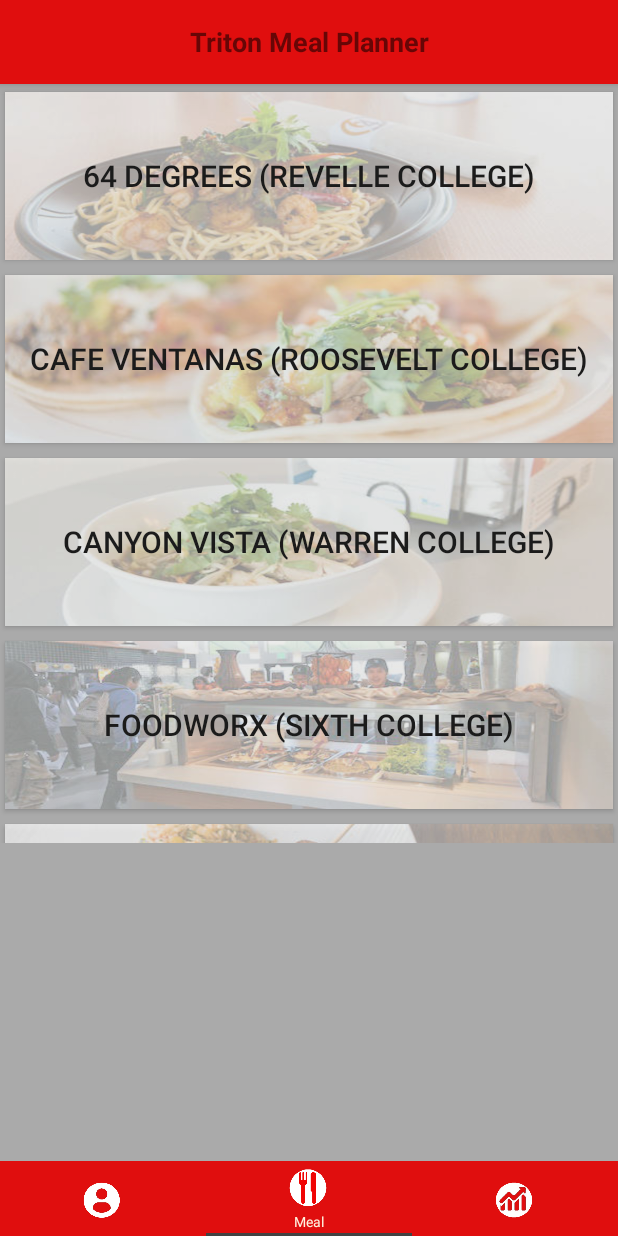
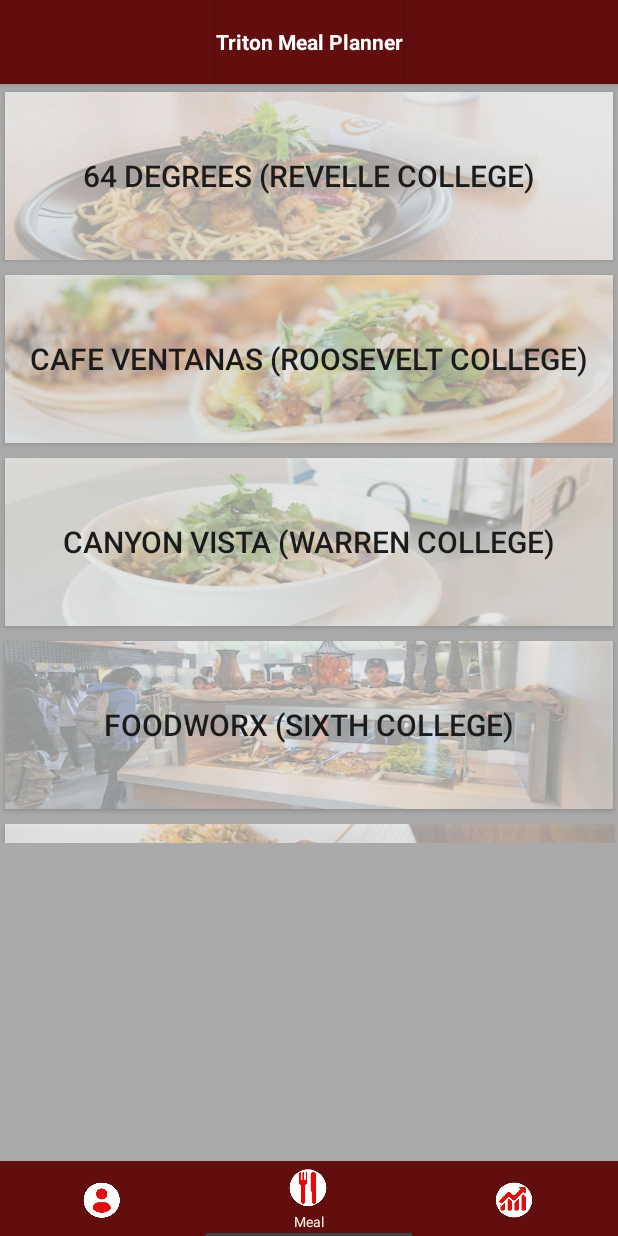
Before and after one commit to YasuChiba/LEET, an Android app: the screen it shows after launch once a user with an empty profile is signed in (MainActivity), on a phone screen of 412 x 824 dp. Run offline under Robolectric (Android 15) with nearby library versions, the phone set to English and light mode, and no system bars; our stand-ins replace Firebase (no records; nobody signed in at launch, a user with empty details on screens opened directly); 19 statements that could not run were skipped.

Commit message:
change color

```diff
--- a/app/src/main/java/com/leet/leet/screen/main/view/MainView.java
+++ b/app/src/main/java/com/leet/leet/screen/main/view/MainView.java
@@ -4,6 +4,7 @@
 import android.support.design.widget.TabLayout;
 import android.support.v4.app.Fragment;
 import android.support.v4.app.FragmentManager;
+import android.support.v4.content.ContextCompat;
 import android.support.v4.view.ViewPager;
 import android.view.LayoutInflater;
 import android.view.View;
@@ -13,6 +14,7 @@
 import android.support.v7.widget.Toolbar;
 
 import com.leet.leet.R;
+import com.leet.leet.common.ContextManager;
 import com.leet.leet.common.Enums;
 import com.leet.leet.screen.main.MainViewViewPagerAdapter;
 
@@ -54,7 +56,7 @@
         viewPager.setAdapter(viewPagerAdapter);
         viewPager.addOnPageChangeListener(this);
         tabLayout.setupWithViewPager(viewPager);
-        tabLayout.setBackgroundColor(Color.parseColor("#e00e0e"));
+        tabLayout.setBackgroundColor(ContextCompat.getColor(ContextManager.getInstance().getApplicationContext(),R.color.LEET_LABEL));
 
         tabLayout.getTabAt(Enums.TabPosition.Profile.getVal()).setCustomView(tabProfile);
         tabLayout.getTabAt(Enums.TabPosition.Meal.getVal()).setCustomView(tabMeal);
--- a/app/src/main/res/layout/view_main.xml
+++ b/app/src/main/res/layout/view_main.xml
@@ -10,7 +10,7 @@
         android:id="@+id/toolbar"
         android:layout_width="match_parent"
         android:layout_height="?attr/actionBarSize"
-        style="@style/ToolbarDesign">
+        android:theme="@style/ToolbarDesign">
 
         <TextView
             android:id="@+id/toolbar_title_textview"
@@ -18,7 +18,6 @@
             android:layout_height="match_parent"
             android:layout_gravity="center"
             android:gravity="center"
-            android:textSize="18sp"
             android:textStyle="bold" />
 
     </android.support.v7.widget.Toolbar>
@@ -33,7 +32,7 @@
             android:layout_width="0dp"
             android:layout_height="50dp"
             android:layout_marginBottom="0dp"
-            android:background="@color/floating_popup_divider_light"
+            android:background="@color/white"
             app:layout_constraintBottom_toBottomOf="parent"
             app:layout_constraintLeft_toLeftOf="parent"
             app:layout_constraintRight_toRightOf="parent" />
--- a/app/src/main/res/values/colors.xml
+++ b/app/src/main/res/values/colors.xml
@@ -12,7 +12,6 @@
     <color name="LEET_BACKGROUND">#e00e0e</color>
     <color name="LEET_BUTTON_TEXT">#ffffff</color>
 
-    <color name="bgColor">#e00e0e</color>
     <color name="light_red">#592323</color>
     <color name="Lable">#630e0e</color>
     <color name="textColor">#333333</color>
--- a/app/src/main/res/values/styles.xml
+++ b/app/src/main/res/values/styles.xml
@@ -10,8 +10,9 @@
 
     <style name="ToolbarDesign">
         <item name="theme">@style/ThemeOverlay.AppCompat.Light</item>
-        <item name="android:background">@color/bgColor</item>
+        <item name="android:background">@color/LEET_LABEL</item>
         <item name="android:elevation">5dp</item>
+        <item name="android:textColor">#ffffffff</item>
     </style>
 
     <style name="ButtonDesign" parent="Widget.AppCompat.Button.Colored">
```
